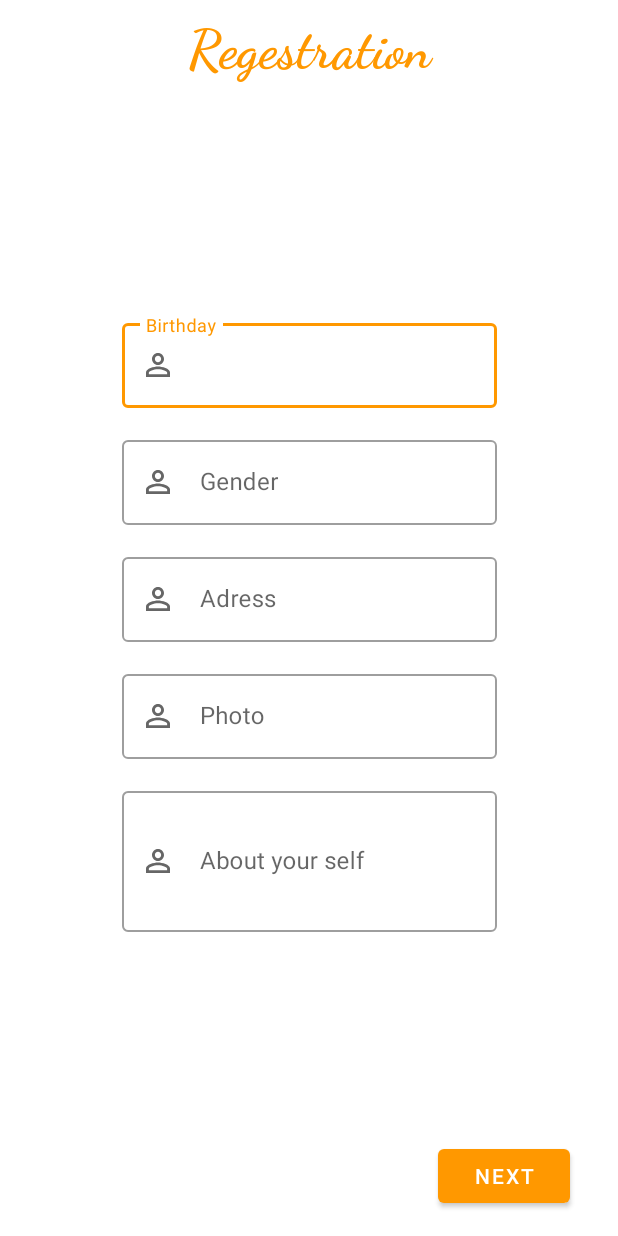
After one commit to VadimKost/SocialNet_Android_app, an Android app: the RegisterActivity screen opened directly, with no data from a screen before it, on a phone screen of 412 x 824 dp. The commit adds this screen. Run offline under Robolectric (Android 15) with nearby library versions, the phone set to English and light mode, and no system bars.

Commit message:
refactoring and starting reg system

```diff
--- /dev/null
+++ b/app/src/main/java/com/V/VSocial/RegisterActivity.kt
@@ -0,0 +1,11 @@
+package com.V.VSocial
+
+import androidx.appcompat.app.AppCompatActivity
+import android.os.Bundle
+
+class RegisterActivity : AppCompatActivity() {
+    override fun onCreate(savedInstanceState: Bundle?) {
+        super.onCreate(savedInstanceState)
+        setContentView(R.layout.activity_register)
+    }
+}
--- /dev/null
+++ b/app/src/main/res/layout/activity_register.xml
@@ -0,0 +1,234 @@
+<?xml version="1.0" encoding="utf-8"?>
+<androidx.constraintlayout.widget.ConstraintLayout xmlns:android="http://schemas.android.com/apk/res/android"
+    xmlns:app="http://schemas.android.com/apk/res-auto"
+    xmlns:tools="http://schemas.android.com/tools"
+    android:id="@+id/tableLayout"
+    android:layout_width="match_parent"
+    android:layout_height="match_parent"
+    tools:context=".RegisterActivity">
+
+    <TextView
+        android:id="@+id/textView3"
+        android:layout_width="0dp"
+        android:layout_height="55dp"
+        android:fontFamily="cursive"
+        android:paddingTop="10dp"
+        android:text="Regestration"
+        android:textAlignment="center"
+        android:textColor="@color/colorPrimary"
+        android:textSize="36sp"
+        android:textStyle="bold"
+        app:layout_constraintEnd_toEndOf="parent"
+        app:layout_constraintStart_toStartOf="parent"
+        app:layout_constraintTop_toTopOf="parent" />
+
+    <androidx.constraintlayout.widget.ConstraintLayout
+        android:id="@+id/constraintLayout"
+        android:layout_width="0dp"
+        android:layout_height="wrap_content"
+        android:visibility="gone"
+        app:layout_constraintBottom_toTopOf="@+id/constraintLayout3"
+        app:layout_constraintEnd_toEndOf="parent"
+        app:layout_constraintStart_toStartOf="parent"
+        app:layout_constraintTop_toBottomOf="@+id/textView3">
+
+
+        <com.google.android.material.textfield.TextInputLayout
+            android:id="@+id/username_f"
+            style="@style/Widget.MaterialComponents.TextInputLayout.OutlinedBox"
+            android:layout_width="250dp"
+            android:layout_height="wrap_content"
+            android:layout_marginTop="32dp"
+            android:hint="Username"
+            app:layout_constraintEnd_toEndOf="parent"
+            app:layout_constraintStart_toStartOf="parent"
+            app:layout_constraintTop_toTopOf="parent"
+            app:startIconDrawable="@drawable/baseline_perm_identity_24">
+
+            <com.google.android.material.textfield.TextInputEditText
+                android:layout_width="match_parent"
+                android:layout_height="wrap_content"
+                android:inputType="textEmailAddress" />
+
+        </com.google.android.material.textfield.TextInputLayout>
+
+        <com.google.android.material.textfield.TextInputLayout
+            android:id="@+id/password_f"
+            style="@style/Widget.MaterialComponents.TextInputLayout.OutlinedBox"
+            android:layout_width="250dp"
+            android:layout_height="wrap_content"
+            android:layout_marginTop="16dp"
+            android:hint="Password"
+            app:endIconMode="password_toggle"
+            app:layout_constraintEnd_toEndOf="@+id/username_f"
+            app:layout_constraintStart_toStartOf="@+id/username_f"
+            app:layout_constraintTop_toBottomOf="@+id/username_f"
+            app:startIconDrawable="@drawable/baseline_vpn_key_24">
+
+            <com.google.android.material.textfield.TextInputEditText
+                android:layout_width="match_parent"
+                android:layout_height="wrap_content"
+                android:inputType="textPassword" />
+
+        </com.google.android.material.textfield.TextInputLayout>
+
+        <com.google.android.material.textfield.TextInputLayout
+            android:id="@+id/email_f"
+            style="@style/Widget.MaterialComponents.TextInputLayout.OutlinedBox"
+            android:layout_width="250dp"
+            android:layout_height="wrap_content"
+            android:layout_marginTop="16dp"
+            android:hint="E-mail"
+            app:endIconMode="none"
+            app:layout_constraintEnd_toEndOf="@+id/password_f"
+            app:layout_constraintStart_toStartOf="@+id/password_f"
+            app:layout_constraintTop_toBottomOf="@+id/password_f"
+            app:startIconDrawable="@drawable/baseline_vpn_key_24">
+
+            <com.google.android.material.textfield.TextInputEditText
+                android:layout_width="match_parent"
+                android:layout_height="wrap_content"
+                android:inputType="textEmailAddress" />
+
+        </com.google.android.material.textfield.TextInputLayout>
+    </androidx.constraintlayout.widget.ConstraintLayout>
+
+    <androidx.constraintlayout.widget.ConstraintLayout
+        android:id="@+id/constraintLayout2"
+        android:layout_width="0dp"
+        android:layout_height="wrap_content"
+        android:visibility="visible"
+        app:layout_constraintBottom_toTopOf="@+id/constraintLayout3"
+        app:layout_constraintEnd_toEndOf="parent"
+        app:layout_constraintStart_toStartOf="parent"
+        app:layout_constraintTop_toBottomOf="@+id/textView3">
+
+        <com.google.android.material.textfield.TextInputLayout
+            android:id="@+id/birthday_f"
+            style="@style/Widget.MaterialComponents.TextInputLayout.OutlinedBox"
+            android:layout_width="250dp"
+            android:layout_height="wrap_content"
+            android:layout_marginTop="16dp"
+            android:hint="Birthday"
+            app:layout_constraintEnd_toEndOf="parent"
+            app:layout_constraintStart_toStartOf="parent"
+            app:layout_constraintTop_toTopOf="parent"
+            app:startIconDrawable="@drawable/baseline_perm_identity_24">
+
+            <com.google.android.material.textfield.TextInputEditText
+                android:layout_width="match_parent"
+                android:layout_height="wrap_content"
+                android:inputType="textEmailAddress" />
+
+        </com.google.android.material.textfield.TextInputLayout>
+
+        <com.google.android.material.textfield.TextInputLayout
+            android:id="@+id/photo_f"
+            style="@style/Widget.MaterialComponents.TextInputLayout.OutlinedBox"
+            android:layout_width="250dp"
+            android:layout_height="0dp"
+            android:layout_marginTop="16dp"
+            android:hint="Photo"
+            app:layout_constraintEnd_toEndOf="@+id/address_f"
+            app:layout_constraintStart_toStartOf="@+id/address_f"
+            app:layout_constraintTop_toBottomOf="@+id/address_f"
+            app:startIconDrawable="@drawable/baseline_perm_identity_24">
+
+            <com.google.android.material.textfield.TextInputEditText
+                android:layout_width="match_parent"
+                android:layout_height="wrap_content"
+                android:inputType="textEmailAddress" />
+
+        </com.google.android.material.textfield.TextInputLayout>
+
+        <com.google.android.material.textfield.TextInputLayout
+            android:id="@+id/address_f"
+            style="@style/Widget.MaterialComponents.TextInputLayout.OutlinedBox"
+            android:layout_width="250dp"
+            android:layout_height="wrap_content"
+            android:layout_marginTop="16dp"
+            android:hint="Adress"
+            app:layout_constraintEnd_toEndOf="@+id/gender_f"
+            app:layout_constraintStart_toStartOf="@+id/gender_f"
+            app:layout_constraintTop_toBottomOf="@+id/gender_f"
+            app:startIconDrawable="@drawable/baseline_perm_identity_24">
+
+            <com.google.android.material.textfield.TextInputEditText
+                android:layout_width="match_parent"
+                android:layout_height="wrap_content"
+                android:inputType="textEmailAddress" />
+
+        </com.google.android.material.textfield.TextInputLayout>
+
+
+        <com.google.android.material.textfield.TextInputLayout
+            android:id="@+id/gender_f"
+            style="@style/Widget.MaterialComponents.TextInputLayout.OutlinedBox"
+            android:layout_width="250dp"
+            android:layout_height="wrap_content"
+            android:layout_marginTop="16dp"
+            android:hint="Gender"
+            app:layout_constraintEnd_toEndOf="@+id/birthday_f"
+            app:layout_constraintStart_toStartOf="@+id/birthday_f"
+            app:layout_constraintTop_toBottomOf="@+id/birthday_f"
+            app:startIconDrawable="@drawable/baseline_perm_identity_24">
+
+            <com.google.android.material.textfield.TextInputEditText
+                android:layout_width="match_parent"
+                android:layout_height="wrap_content"
+                android:inputType="textEmailAddress" />
+
+        </com.google.android.material.textfield.TextInputLayout>
+
+        <com.google.android.material.textfield.TextInputLayout
+            android:id="@+id/about_f"
+            style="@style/Widget.MaterialComponents.TextInputLayout.OutlinedBox"
+            android:layout_width="250dp"
+            android:layout_height="wrap_content"
+            android:layout_marginTop="16dp"
+            android:hint="About your self"
+            app:layout_constraintEnd_toEndOf="@+id/photo_f"
+            app:layout_constraintStart_toStartOf="@+id/photo_f"
+            app:layout_constraintTop_toBottomOf="@+id/photo_f"
+            app:startIconDrawable="@drawable/baseline_perm_identity_24">
+
+            <com.google.android.material.textfield.TextInputEditText
+                android:layout_width="match_parent"
+                android:layout_height="wrap_content"
+                android:inputType="textMultiLine"
+                android:lines="3" />
+
+        </com.google.android.material.textfield.TextInputLayout>
+    </androidx.constraintlayout.widget.ConstraintLayout>
+
+    <androidx.constraintlayout.widget.ConstraintLayout
+        android:id="@+id/constraintLayout3"
+        android:layout_width="0dp"
+        android:layout_height="wrap_content"
+        android:layout_marginBottom="16dp"
+        app:layout_constraintBottom_toBottomOf="parent"
+        app:layout_constraintEnd_toEndOf="parent"
+        app:layout_constraintStart_toStartOf="parent">
+
+        <Button
+            android:id="@+id/button7"
+            android:layout_width="wrap_content"
+            android:layout_height="wrap_content"
+            android:layout_marginEnd="32dp"
+            android:text="Next"
+            app:layout_constraintEnd_toEndOf="parent"
+            app:layout_constraintTop_toTopOf="parent" />
+
+        <Button
+            android:id="@+id/button6"
+            android:layout_width="wrap_content"
+            android:layout_height="wrap_content"
+            android:layout_marginStart="32dp"
+            android:text="Back"
+            android:visibility="invisible"
+            app:layout_constraintStart_toStartOf="parent"
+            app:layout_constraintTop_toTopOf="parent" />
+    </androidx.constraintlayout.widget.ConstraintLayout>
+
+
+</androidx.constraintlayout.widget.ConstraintLayout>
--- a/app/src/main/res/layout/fragment_main_user.xml
+++ b/app/src/main/res/layout/fragment_main_user.xml
@@ -231,6 +231,7 @@
                         android:layout_width="0dp"
                         android:layout_height="wrap_content"
                         android:backgroundTint="#EFEDED"
+                        android:onClick="vvv"
                         android:text="FUTERE THINGS"
                         app:layout_constraintBottom_toBottomOf="parent"
                         app:layout_constraintEnd_toEndOf="parent"
--- a/app/src/main/res/layout/link_element.xml
+++ b/app/src/main/res/layout/link_element.xml
@@ -23,6 +23,7 @@
             android:id="@+id/name"
             android:layout_width="match_parent"
             android:layout_height="wrap_content"
-            android:text="TextView" />
+            android:text="TextView"
+            android:textAlignment="center" />
     </LinearLayout>
 </androidx.cardview.widget.CardView>
```
Also changed, not shown: app/src/main/AndroidManifest.xml (+7 -5 lines), app/src/main/java/com/V/VSocial/Data.kt (+30 -15 lines), app/src/main/java/com/V/VSocial/LoginActivity.kt (+30 -12 lines), app/src/main/java/com/V/VSocial/MainActivity.kt (+13 -2 lines), app/src/main/java/com/V/VSocial/MainUserFragment.kt (+30 -32 lines), app/src/main/java/com/V/VSocial/SocialNetService.kt (+9 -3 lines), app/src/main/res/layout/activity_login.xml (+22 -0 lines), app/src/main/res/layout/toolbar.xml (+13 -2 lines).
